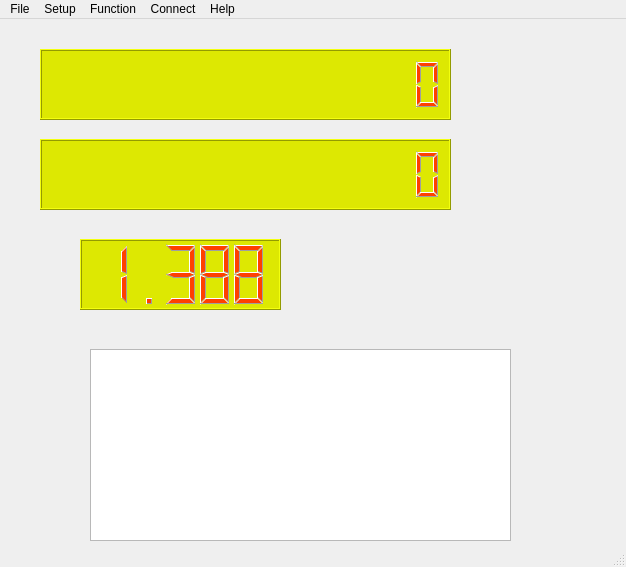
jiahaoyan/keithleyRMCTRL, file mainwindow.ui: the form before one commit.
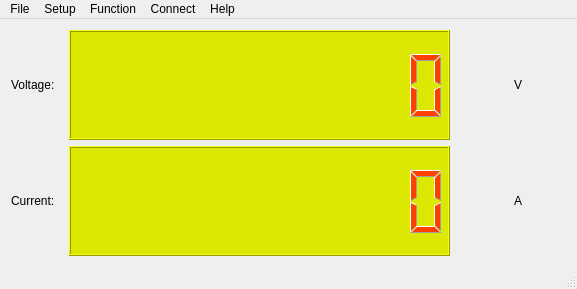
The form after the commit.

Diff of the .ui file:
```diff
--- a/mainwindow.ui
+++ b/mainwindow.ui
@@ -6,22 +6,43 @@
    <rect>
     <x>0</x>
     <y>0</y>
-    <width>626</width>
-    <height>567</height>
+    <width>577</width>
+    <height>289</height>
    </rect>
   </property>
   <property name="windowTitle">
    <string>Keithley Remote Control</string>
   </property>
   <widget class="QWidget" name="centralWidget">
+   <layout class="QGridLayout" name="gridLayout_2">
+    <item row="0" column="0">
+     <layout class="QGridLayout" name="gridLayout">
+      <item row="0" column="0">
+       <widget class="QLabel" name="L_v_2">
+        <property name="styleSheet">
+         <string notr="true">font: 75 28pt &quot;Times New Roman&quot;;</string>
+        </property>
+        <property name="text">
+         <string>Voltage:</string>
+        </property>
+        <property name="textFormat">
+         <enum>Qt::AutoText</enum>
+        </property>
+        <property name="scaledContents">
+         <bool>false</bool>
+        </property>
+        <property name="wordWrap">
+         <bool>false</bool>
+        </property>
+       </widget>
+      </item>
+      <item row="0" column="1">
    <widget class="QLCDNumber" name="LCD_voltage">
-    <property name="geometry">
-     <rect>
-      <x>40</x>
-      <y>30</y>
-      <width>411</width>
-      <height>71</height>
-     </rect>
+        <property name="minimumSize">
+         <size>
+          <width>381</width>
+          <height>109</height>
+         </size>
     </property>
     <property name="styleSheet">
      <string notr="true">color:rgb(255, 64, 0);
@@ -30,20 +51,77 @@
 font: italic bold 10pt &quot;Monotype Corsiva&quot;;</string>
     </property>
     <property name="digitCount">
-     <number>15</number>
+         <number>10</number>
     </property>
     <property name="value" stdset="0">
      <double>0.000000000000000</double>
     </property>
    </widget>
+      </item>
+      <item row="0" column="2">
+       <widget class="QLabel" name="L_voltage">
+        <property name="styleSheet">
+         <string notr="true">font: 75 28pt &quot;Times New Roman&quot;;</string>
+        </property>
+        <property name="text">
+         <string> </string>
+        </property>
+        <property name="textFormat">
+         <enum>Qt::AutoText</enum>
+        </property>
+        <property name="scaledContents">
+         <bool>false</bool>
+        </property>
+        <property name="wordWrap">
+         <bool>false</bool>
+        </property>
+       </widget>
+      </item>
+      <item row="0" column="3">
+       <widget class="QLabel" name="L_v">
+        <property name="styleSheet">
+         <string notr="true">font: 75 28pt &quot;Times New Roman&quot;;</string>
+        </property>
+        <property name="text">
+         <string>V</string>
+        </property>
+        <property name="textFormat">
+         <enum>Qt::AutoText</enum>
+        </property>
+        <property name="scaledContents">
+         <bool>false</bool>
+        </property>
+        <property name="wordWrap">
+         <bool>false</bool>
+        </property>
+       </widget>
+      </item>
+      <item row="1" column="0">
+       <widget class="QLabel" name="L_a_2">
+        <property name="styleSheet">
+         <string notr="true">font: 75 28pt &quot;Times New Roman&quot;;</string>
+        </property>
+        <property name="text">
+         <string>Current:</string>
+        </property>
+        <property name="textFormat">
+         <enum>Qt::AutoText</enum>
+        </property>
+        <property name="scaledContents">
+         <bool>false</bool>
+        </property>
+        <property name="wordWrap">
+         <bool>false</bool>
+        </property>
+       </widget>
+      </item>
+      <item row="1" column="1">
    <widget class="QLCDNumber" name="LCD_current">
-    <property name="geometry">
-     <rect>
-      <x>40</x>
-      <y>120</y>
-      <width>411</width>
-      <height>71</height>
-     </rect>
+        <property name="minimumSize">
+         <size>
+          <width>381</width>
+          <height>109</height>
+         </size>
     </property>
     <property name="styleSheet">
      <string notr="true">color:rgb(255, 64, 0);
@@ -52,48 +130,61 @@
 font: italic bold 10pt &quot;Monotype Corsiva&quot;;</string>
     </property>
     <property name="digitCount">
-     <number>15</number>
+         <number>10</number>
     </property>
     <property name="value" stdset="0">
      <double>0.000000000000000</double>
     </property>
    </widget>
-   <widget class="QLCDNumber" name="lcdNumber_3">
-    <property name="geometry">
-     <rect>
-      <x>80</x>
-      <y>220</y>
-      <width>201</width>
-      <height>71</height>
-     </rect>
-    </property>
+      </item>
+      <item row="1" column="2">
+       <widget class="QLabel" name="L_current">
     <property name="styleSheet">
-     <string notr="true">color:rgb(255, 64, 0);
-border-color:rgb(170, 0, 0);
-background-color:rgb(221, 232, 2);
-font: italic bold 10pt &quot;Monotype Corsiva&quot;;</string>
-    </property>
-    <property name="value" stdset="0">
-     <double>1.388290000000000</double>
-    </property>
-   </widget>
-   <widget class="QTextBrowser" name="TB_data">
-    <property name="geometry">
-     <rect>
-      <x>90</x>
-      <y>330</y>
-      <width>421</width>
-      <height>192</height>
-     </rect>
-    </property>
-   </widget>
+         <string notr="true">font: 75 28pt &quot;Times New Roman&quot;;</string>
+        </property>
+        <property name="text">
+         <string> </string>
+        </property>
+        <property name="textFormat">
+         <enum>Qt::AutoText</enum>
+        </property>
+        <property name="scaledContents">
+         <bool>false</bool>
+        </property>
+        <property name="wordWrap">
+         <bool>false</bool>
+        </property>
+       </widget>
+      </item>
+      <item row="1" column="3">
+       <widget class="QLabel" name="L_a">
+        <property name="styleSheet">
+         <string notr="true">font: 75 28pt &quot;Times New Roman&quot;;</string>
+        </property>
+        <property name="text">
+         <string>A</string>
+        </property>
+        <property name="textFormat">
+         <enum>Qt::AutoText</enum>
+        </property>
+        <property name="scaledContents">
+         <bool>false</bool>
+        </property>
+        <property name="wordWrap">
+         <bool>false</bool>
+        </property>
+       </widget>
+      </item>
+     </layout>
+    </item>
+   </layout>
   </widget>
   <widget class="QMenuBar" name="menuBar">
    <property name="geometry">
     <rect>
      <x>0</x>
      <y>0</y>
-     <width>626</width>
+     <width>577</width>
      <height>23</height>
     </rect>
    </property>
```
Lines whose indentation alone changed are shown as unchanged.
